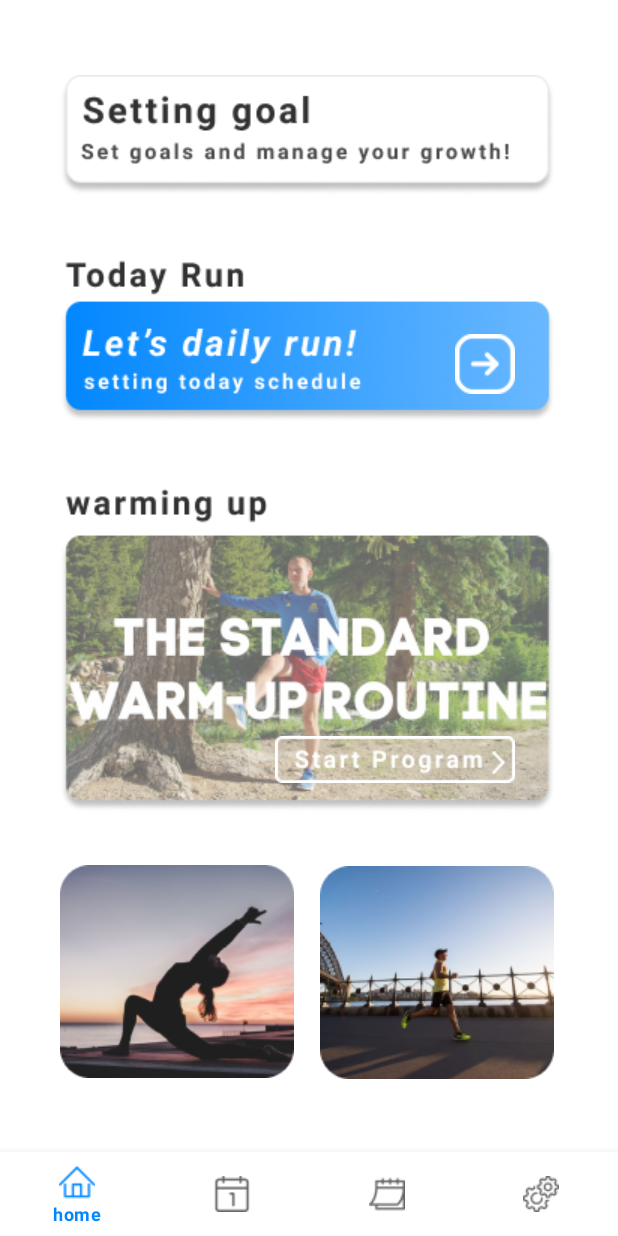
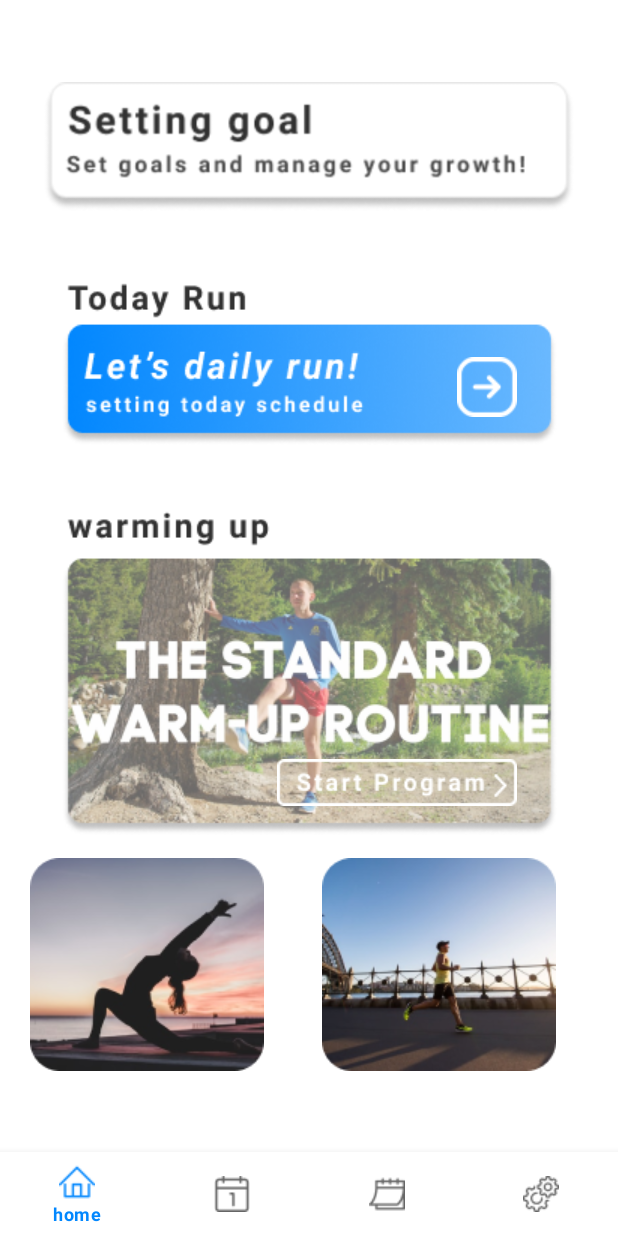
Before and after one commit to RunningLifea/RunningLife, an Android app: the screen it shows after launch (MainActivity), on a phone screen of 412 x 824 dp. Run offline under Robolectric (Android 15) with nearby library versions, the phone set to English and light mode, and no system bars.

Commit message:
HyeonYeong homeUI

```diff
--- a/app/src/main/res/layout/fragment_home.xml
+++ b/app/src/main/res/layout/fragment_home.xml
@@ -7,12 +7,14 @@
 
     <ImageView
         android:id="@+id/imageView"
-        android:layout_width="wrap_content"
-        android:layout_height="wrap_content"
-        android:layout_marginStart="40dp"
+        android:layout_width="353dp"
+        android:layout_height="95dp"
+        android:layout_marginStart="20dp"
         android:layout_marginTop="50dp"
+        android:layout_marginEnd="20dp"
         android:layout_marginBottom="26dp"
         app:layout_constraintBottom_toTopOf="@+id/imageView2"
+        app:layout_constraintEnd_toEndOf="parent"
         app:layout_constraintStart_toStartOf="parent"
         app:layout_constraintTop_toTopOf="parent"
         app:srcCompat="@drawable/box1" />
@@ -21,10 +23,12 @@
         android:id="@+id/imageView2"
         android:layout_width="wrap_content"
         android:layout_height="wrap_content"
-        android:layout_marginStart="40dp"
+        android:layout_marginStart="20dp"
         android:layout_marginTop="10dp"
+        android:layout_marginEnd="20dp"
         android:layout_marginBottom="21dp"
         app:layout_constraintBottom_toTopOf="@+id/imageView3"
+        app:layout_constraintEnd_toEndOf="parent"
         app:layout_constraintStart_toStartOf="parent"
         app:layout_constraintTop_toBottomOf="@+id/imageView"
         app:srcCompat="@drawable/box2" />
@@ -33,10 +37,12 @@
         android:id="@+id/imageView3"
         android:layout_width="wrap_content"
         android:layout_height="wrap_content"
-        android:layout_marginStart="40dp"
+        android:layout_marginStart="20dp"
         android:layout_marginTop="15dp"
+        android:layout_marginEnd="20dp"
         android:layout_marginBottom="35dp"
         app:layout_constraintBottom_toTopOf="@+id/imageView4"
+        app:layout_constraintEnd_toEndOf="parent"
         app:layout_constraintStart_toStartOf="parent"
         app:layout_constraintTop_toBottomOf="@+id/imageView2"
         app:srcCompat="@drawable/box3" />
@@ -45,8 +51,8 @@
         android:id="@+id/imageView4"
         android:layout_width="wrap_content"
         android:layout_height="wrap_content"
-        android:layout_marginStart="40dp"
-        android:layout_marginTop="35dp"
+        android:layout_marginStart="20dp"
+        android:layout_marginTop="15dp"
         app:layout_constraintStart_toStartOf="parent"
         app:layout_constraintTop_toBottomOf="@+id/imageView3"
         app:srcCompat="@drawable/just1" />
@@ -56,7 +62,9 @@
         android:layout_width="wrap_content"
         android:layout_height="wrap_content"
         android:layout_marginStart="17dp"
-        android:layout_marginTop="36dp"
+        android:layout_marginTop="15dp"
+        android:layout_marginEnd="20dp"
+        app:layout_constraintEnd_toEndOf="parent"
         app:layout_constraintStart_toEndOf="@+id/imageView4"
         app:layout_constraintTop_toBottomOf="@+id/imageView3"
         app:srcCompat="@drawable/just2" />
```
